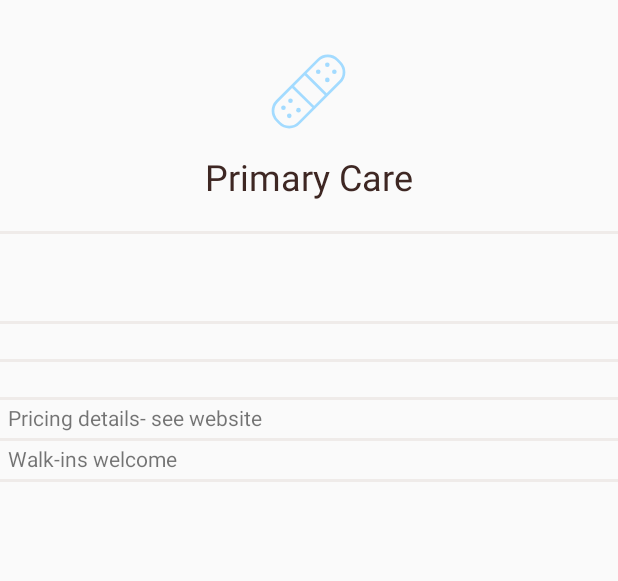
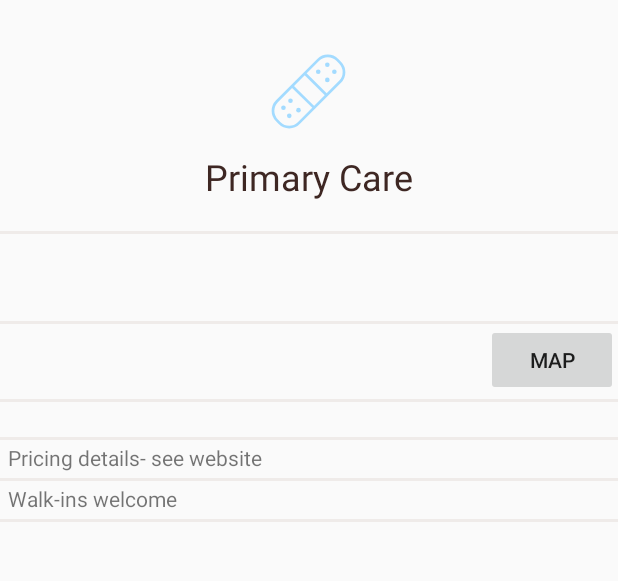
Before and after one commit to jchebert23/RAMP, an Android app: the PlaceDetailsActivity screen opened directly, with no data from a screen before it, on a phone screen of 412 x 824 dp, the part 84-665 px from its top. Run offline under Robolectric (Android 15) with nearby library versions, the phone set to English and light mode, and no system bars; libraries missing offline, so code that uses them is left out: org.parceler; Roboto replaces fonts that are not available here; 9 statements that could not run were skipped.

Commit message:
Google maps button and user location update

```diff
--- a/app/src/main/res/layout/activity_place_details.xml
+++ b/app/src/main/res/layout/activity_place_details.xml
@@ -71,21 +71,37 @@
         android:layout_height="2dp"
         android:background="@color/material_light_light_brown"/>
 
+    <RelativeLayout
+        android:layout_width="match_parent"
+        android:layout_height="wrap_content"
+        android:id = "@+id/rowAdress"
+        android:layout_below="@id/horizontalDiv3">
         <TextView
             android:id="@+id/tvAddress"
             android:layout_width="wrap_content"
             android:layout_height="wrap_content"
-        android:layout_below="@id/horizontalDiv3"
             android:layout_marginLeft="5dp"
             android:layout_marginTop="2dp"
             android:fontFamily="@font/roboto"
             android:lineSpacingExtra="8sp"
+            android:layout_alignParentLeft = "true"
             android:text="" />
+        <Button
+            android:layout_width="wrap_content"
+            android:layout_height="wrap_content"
+            android:layout_alignParentRight = "true"
+            android:text ="MAP"
+            android:id="@+id/mapButton"
+            android:onClick="onClickListen"/>
+
+    </RelativeLayout>
+
+    <!--</LinearLayout>-->
 
     <View
         android:id="@+id/horizontalDiv4"
         android:layout_width="wrap_content"
-        android:layout_below="@id/tvAddress"
+        android:layout_below="@id/rowAdress"
         android:layout_marginTop="2dp"
         android:layout_height="2dp"
         android:background="@color/material_light_light_brown"/>
```
Also changed, not shown: app/src/main/java/com/example/gabrielsaruhashi/ramp/activities/PlaceDetailsActivity.java (+21 -0 lines), app/src/main/java/com/example/gabrielsaruhashi/ramp/activities/TGuideListMapActivity.java (+11 -4 lines). Lines whose indentation alone changed are shown as unchanged.
